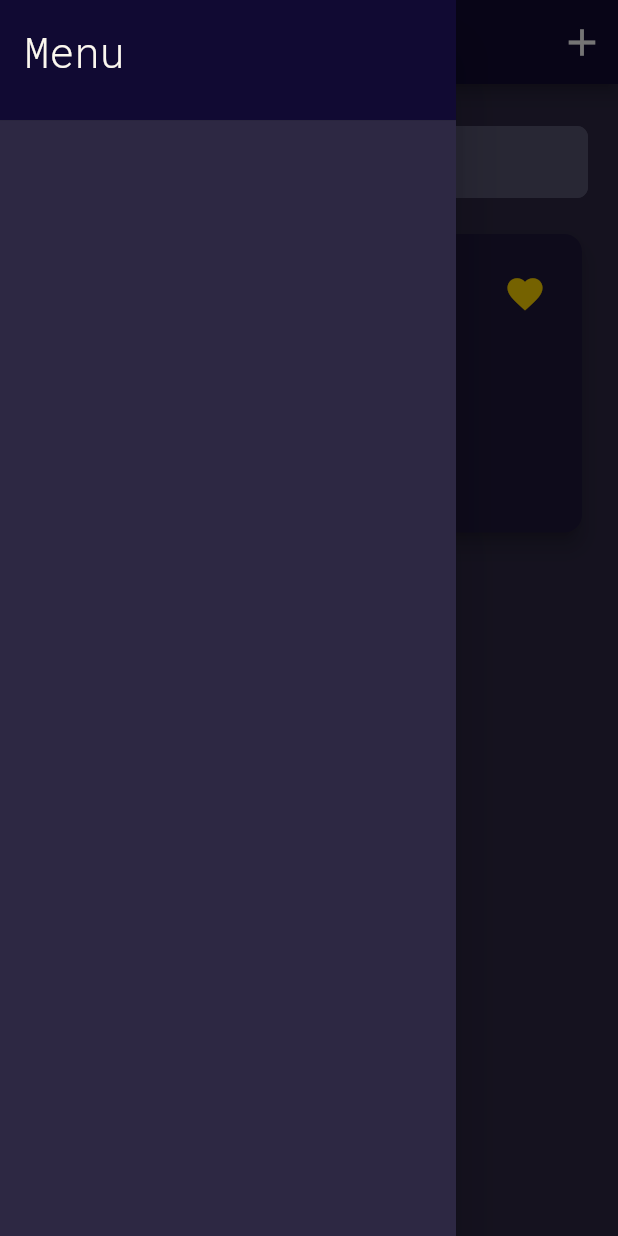
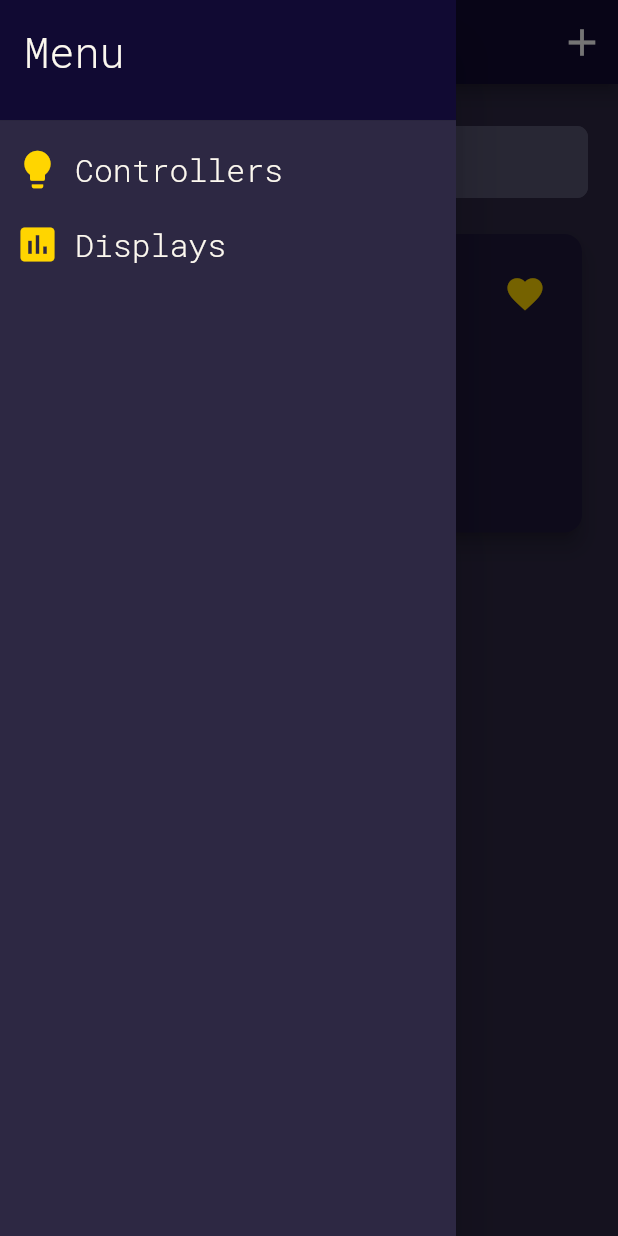
Before and after one commit to FredericoPM/Wattimetro, a Flutter app: the screen it shows after launch, with the side drawer open, on a phone screen of 412 x 824 dp. Run offline on Flutter 3.47's test engine with Material 2 defaults, Android fonts, the phone set to English and light mode, and no system bars.

Commit message:
Formatação do menu

```diff
--- a/app/lib/views/controllersScreen.dart
+++ b/app/lib/views/controllersScreen.dart
@@ -1,6 +1,6 @@
 import 'package:app/views/sideMenu.dart';
 import 'package:app/views/widgets/cardTemplate.dart';
-import 'package:app/views/widgets/serchInput.dart';
+import 'package:app/views/widgets/searchInput.dart';
 import 'package:flutter/material.dart';
 
 class ControllersScreen extends StatefulWidget {
@@ -43,7 +43,7 @@ class _ControllersScreenState extends State<ControllersScreen> {
           padding: const EdgeInsets.symmetric(horizontal: 20,vertical: 28),
           child: Column(
             children: [
-              SerachInput(),
+              SearchInput(),
               SizedBox(height: 20,),
               CardTemplate(),
             ],
--- a/app/lib/views/sideMenu.dart
+++ b/app/lib/views/sideMenu.dart
@@ -20,6 +20,44 @@ class SideMenu extends StatelessWidget {
                 ),
               ),
             ),
+            GestureDetector(
+              onTap: () {
+                Navigator.pop(context);
+                Navigator.pop(context);
+                Navigator.push(context, MaterialPageRoute(builder: (context) => ControllersScreen()));
+              },
+              child: Padding(
+                padding: const EdgeInsets.fromLTRB(10, 10, 20, 10),
+                child: Container(
+                  child: Row(
+                    children: [
+                      Icon(Icons.lightbulb, color: Theme.of(context).accentColor, size: 30),
+                      SizedBox(width: 10,),
+                      Text('Controllers', style: TextStyle(fontSize: 21, fontWeight: FontWeight.w300),),
+                    ],
+                  ),
+                ),
+              ),
+            ),
+            GestureDetector(
+              onTap: () {
+                Navigator.pop(context);
+                Navigator.pop(context);
+                Navigator.push(context, MaterialPageRoute(builder: (context) => DisplaysScreen()));
+              },
+              child: Container(
+                child: Padding(
+                  padding: const EdgeInsets.fromLTRB(10, 10, 20, 10),
+                  child: Row(
+                    children: [
+                      Icon(Icons.assessment, color: Theme.of(context).accentColor, size: 30),
+                      SizedBox(width: 10,),
+                      Text('Displays', style: TextStyle(fontSize: 21, fontWeight: FontWeight.w300),),
+                    ],
+                  ),
+                ),
+              ),
+            ),
           ],
         ),
       ),
--- a/app/lib/views/widgets/serchInput.dart
+++ b/app/lib/views/widgets/searchInput.dart
@@ -1,12 +1,12 @@
 import 'package:flutter/material.dart';
-class SerachInput extends StatefulWidget {
-  SerachInput({Key key}) : super(key: key);
+class SearchInput extends StatefulWidget {
+  SearchInput({Key key}) : super(key: key);
 
   @override
-  _SerachInputState createState() => _SerachInputState();
+  _SearchInputState createState() => _SearchInputState();
 }
 
-class _SerachInputState extends State<SerachInput> {
+class _SearchInputState extends State<SearchInput> {
   bool _focus = false;
   @override
   Widget build(BuildContext context) {
```
Also changed, not shown: app/lib/views/displaysScreen.dart (+55 -0 lines).
